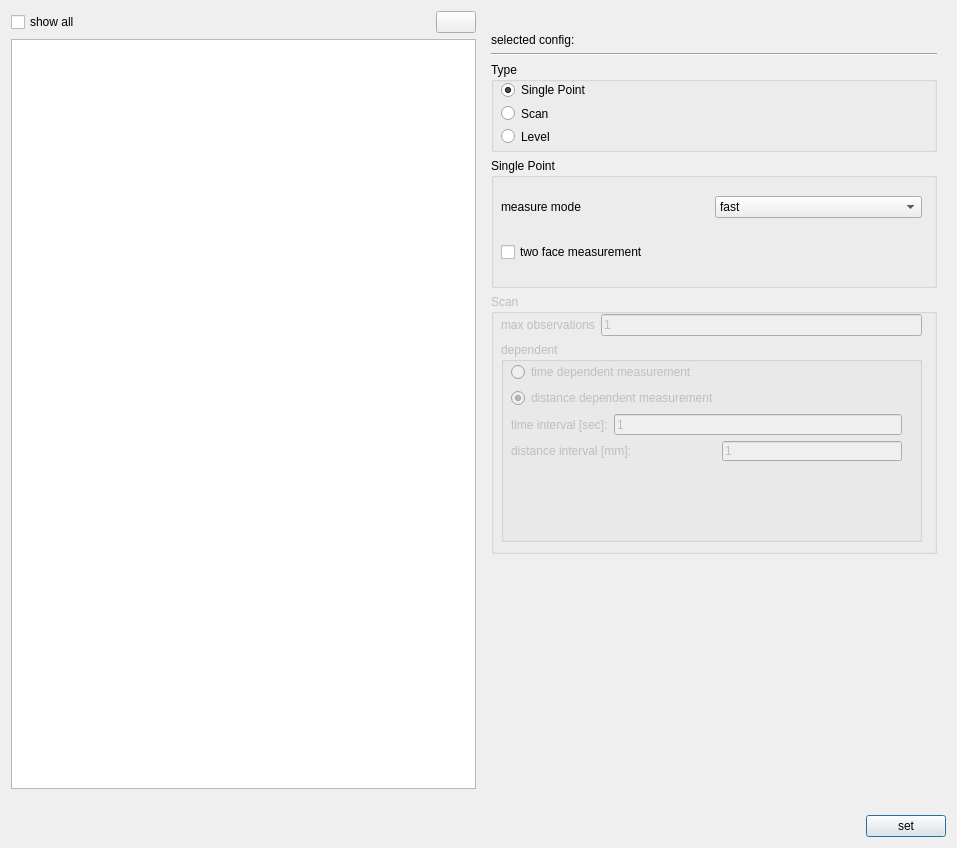
Qt form ui/dialogs/measurementconfigurationdialog.ui (OpenIndy/OpenIndy) before a commit.
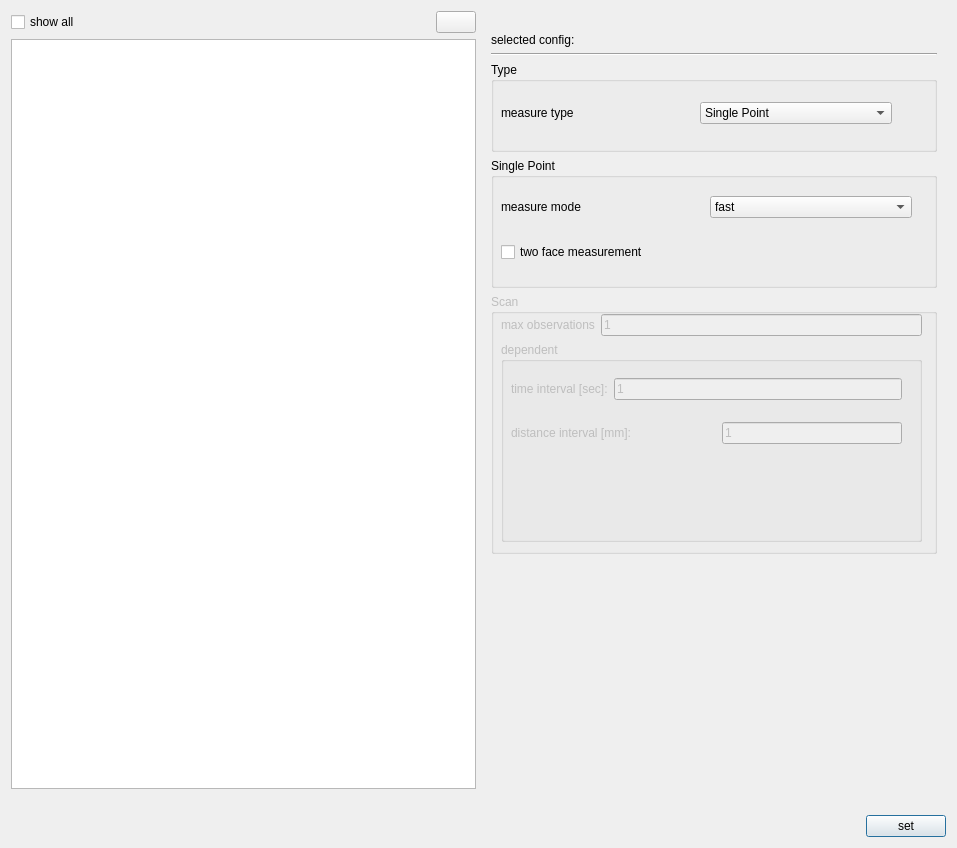
The same form after that commit. Icons and pictures are not drawn.

Commit message: OI-905: refactoring to one ComboBox: ui

```diff
--- a/ui/dialogs/measurementconfigurationdialog.ui
+++ b/ui/dialogs/measurementconfigurationdialog.ui
@@ -238,31 +238,54 @@
                </property>
                <layout class="QVBoxLayout" name="verticalLayout_10">
                 <item>
-                 <widget class="QRadioButton" name="radioButton_singlePoint">
+                 <layout class="QHBoxLayout" name="horizontalLayout_4">
+                  <item>
+                   <widget class="QLabel" name="label_2">
+                    <property name="text">
+                     <string>measure type</string>
+                    </property>
+                   </widget>
+                  </item>
+                  <item>
+                   <widget class="QComboBox" name="comboBox_MeasurementType">
+                    <item>
                   <property name="text">
                    <string>Single Point</string>
                   </property>
-                  <property name="checked">
-                   <bool>true</bool>
-                  </property>
-                 </widget>
+                    </item>
+                    <item>
+                     <property name="text">
+                      <string>Scan Time Dependent</string>
+                     </property>
                 </item>
                 <item>
-                 <widget class="QRadioButton" name="radioButton_scan">
                   <property name="text">
-                   <string>Scan</string>
-                  </property>
-                 </widget>
+                      <string>Scan Distance Dependent</string>
+                     </property>
                 </item>
                 <item>
-                 <widget class="QRadioButton" name="radioButton_Level">
                   <property name="text">
                    <string>Level</string>
                   </property>
+                    </item>
+                    <item>
+                     <property name="text">
+                      <string>Direction</string>
+                     </property>
+                    </item>
+                    <item>
+                     <property name="text">
+                      <string>Distance</string>
+                     </property>
+                    </item>
                  </widget>
                 </item>
                </layout>
+                </item>
+               </layout>
               </widget>
+              <zorder>verticalLayoutWidget_4</zorder>
+              <zorder>horizontalLayoutWidget</zorder>
              </widget>
             </item>
             <item>
@@ -287,7 +310,7 @@
                 <rect>
                  <x>10</x>
                  <y>20</y>
-                 <width>421</width>
+                 <width>411</width>
                  <height>103</height>
                 </rect>
                </property>
@@ -435,26 +458,6 @@
                       </rect>
                      </property>
                      <layout class="QVBoxLayout" name="verticalLayout_11">
-                      <item>
-                       <widget class="QRadioButton" name="radioButton_timeDependent">
-                        <property name="enabled">
-                         <bool>false</bool>
-                        </property>
-                        <property name="text">
-                         <string>time dependent measurement</string>
-                        </property>
-                       </widget>
-                      </item>
-                      <item>
-                       <widget class="QRadioButton" name="radioButton_distanceDependent">
-                        <property name="text">
-                         <string>distance dependent measurement</string>
-                        </property>
-                        <property name="checked">
-                         <bool>true</bool>
-                        </property>
-                       </widget>
-                      </item>
                       <item>
                        <layout class="QHBoxLayout" name="horizontalLayout_6" stretch="0,0">
                         <item>
```
Lines whose indentation alone changed are shown as unchanged.
